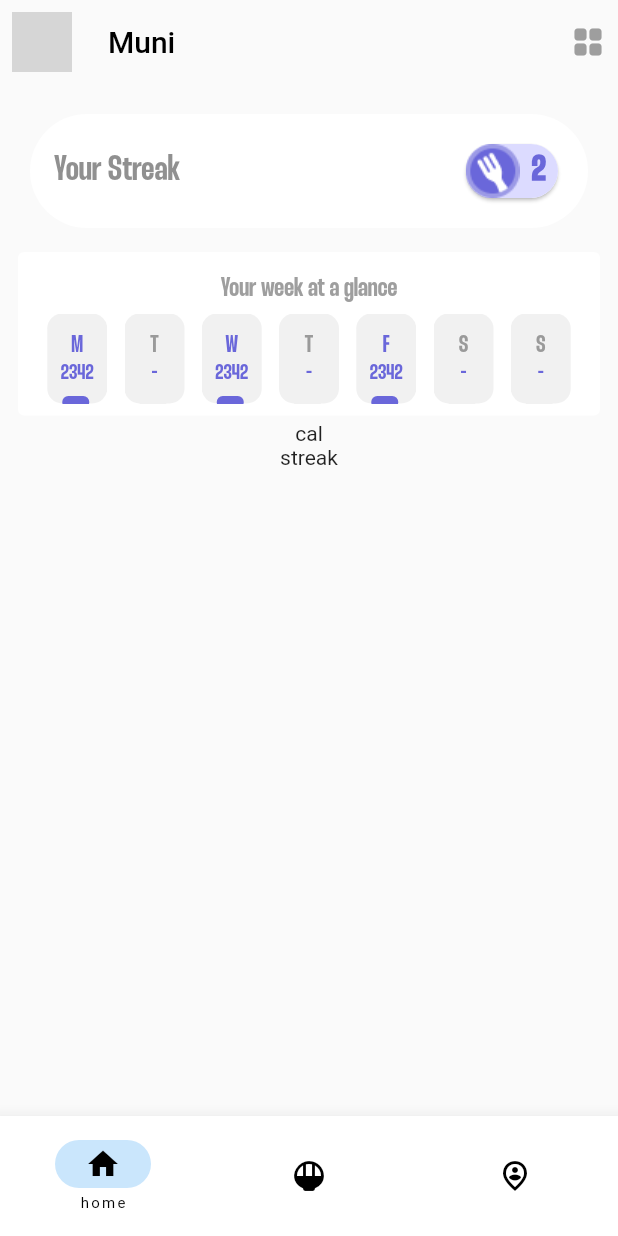
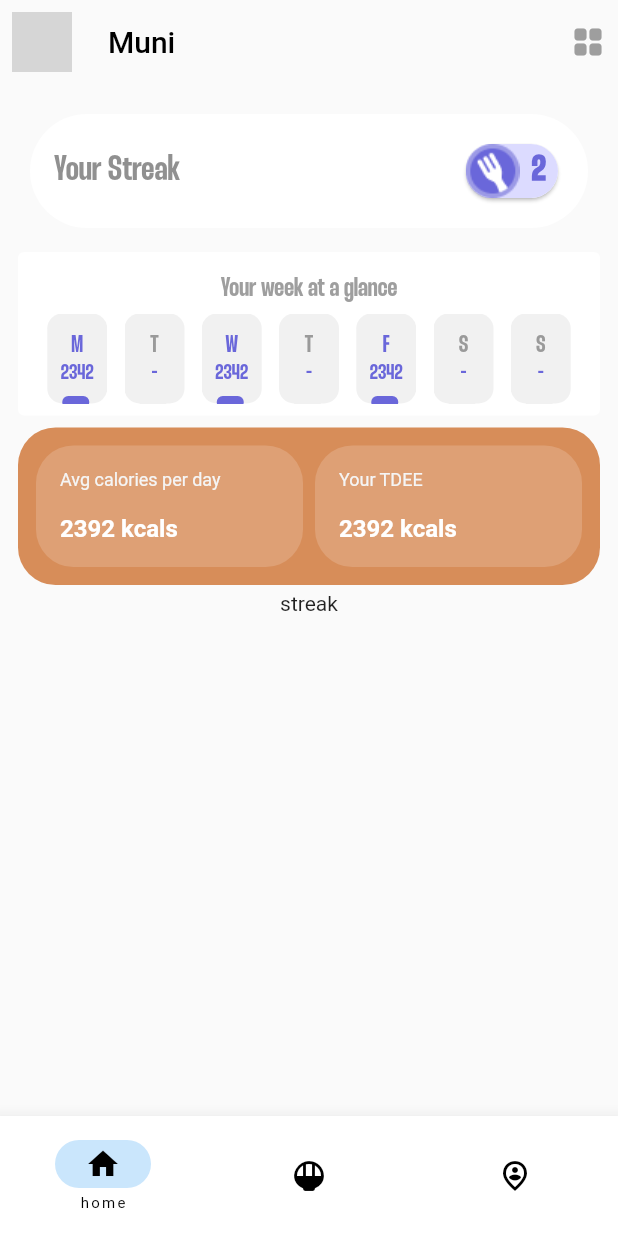
Before and after one commit to nirans2002/flutter_cubit, a Flutter app: the screen it shows after launch, on a phone screen of 412 x 824 dp. Run offline on Flutter 3.47's test engine with Material 2 defaults, Android fonts, the phone set to English and light mode, and no system bars; network calls fail; grey boxes are pictures that could not be loaded.

Commit message:
add cal card

```diff
--- /dev/null
+++ b/lib/components/cal_card_widgets.dart
@@ -0,0 +1,102 @@
+
+import 'package:flutter/material.dart';
+
+class AvgCalCard extends StatelessWidget {
+  const AvgCalCard({
+    super.key,
+    required this.avgkCal,
+  });
+  final int avgkCal;
+  @override
+  Widget build(BuildContext context) {
+    return Expanded(
+      child: Card(
+        elevation: 0,
+        color: const Color(0xFFDEA075),
+        shape: RoundedRectangleBorder(
+          borderRadius: BorderRadius.circular(25),
+        ),
+        child: Padding(
+          padding: const EdgeInsets.all(8),
+          child: Column(
+            crossAxisAlignment: CrossAxisAlignment.start,
+            mainAxisAlignment: MainAxisAlignment.spaceEvenly,
+            children: [
+              Padding(
+                padding: const EdgeInsets.all(8.0),
+                child: Text(
+                  "Avg calories per day",
+                  style: TextStyle(
+                    fontSize: 12,
+                    fontWeight: FontWeight.normal,
+                    color: Colors.grey.shade100,
+                  ),
+                ),
+              ),
+              Padding(
+                padding: const EdgeInsets.all(8.0),
+                child: Text(
+                  "$avgkCal kcals",
+                  style: const TextStyle(
+                      fontSize: 16,
+                      color: Colors.white,
+                      fontWeight: FontWeight.bold),
+                ),
+              ),
+            ],
+          ),
+        ),
+      ),
+    );
+  }
+}
+
+class TdeeCard extends StatelessWidget {
+  const TdeeCard({
+    super.key,
+    required this.tdee,
+  });
+  final int tdee;
+  @override
+  Widget build(BuildContext context) {
+    return Expanded(
+      child: Card(
+        elevation: 0,
+        color: const Color(0xFFDEA075),
+        shape: RoundedRectangleBorder(
+          borderRadius: BorderRadius.circular(25),
+        ),
+        child: Padding(
+          padding: const EdgeInsets.all(8),
+          child: Column(
+            crossAxisAlignment: CrossAxisAlignment.start,
+            mainAxisAlignment: MainAxisAlignment.spaceEvenly,
+            children: [
+              Padding(
+                padding: const EdgeInsets.all(8.0),
+                child: Text(
+                  "Your TDEE",
+                  style: TextStyle(
+                    fontSize: 12,
+                    fontWeight: FontWeight.normal,
+                    color: Colors.grey.shade100,
+                  ),
+                ),
+              ),
+              Padding(
+                padding: const EdgeInsets.all(8.0),
+                child: Text(
+                  "$tdee kcals",
+                  style: const TextStyle(
+                      fontSize: 16,
+                      color: Colors.white,
+                      fontWeight: FontWeight.bold),
+                ),
+              ),
+            ],
+          ),
+        ),
+      ),
+    );
+  }
+}
--- a/lib/components/cal_count_card.dart
+++ b/lib/components/cal_count_card.dart
@@ -1,3 +1,4 @@
+import 'package:cubits_task/components/cal_card_widgets.dart';
 import 'package:flutter/material.dart';
 
 class CalCountCard extends StatelessWidget {
@@ -7,8 +8,26 @@ class CalCountCard extends StatelessWidget {
 
   @override
   Widget build(BuildContext context) {
-    return Container(
-      child: const Text("cal"),
+    return Card(
+      elevation: 0,
+      color: const Color(0xFFD78D59),
+      shape: RoundedRectangleBorder(
+        borderRadius: BorderRadius.circular(25),
+      ),
+      child: Padding(
+        padding: const EdgeInsets.all(8),
+        child: Row(
+          mainAxisAlignment: MainAxisAlignment.spaceEvenly,
+          children: const [
+            AvgCalCard(
+              avgkCal: 2392,
+            ),
+            TdeeCard(
+              tdee: 2392,
+            ),
+          ],
+        ),
+      ),
     );
   }
 }
```
